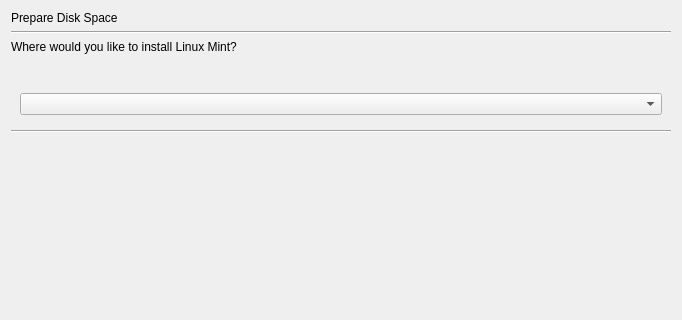
Above: gui/qt/stepPartAuto.ui from linuxmint/ubiquity before the change; both pictures show x 0 to 682 and y 0 to 320 of the 682 by 486 pixel window. Below: the same form after it.
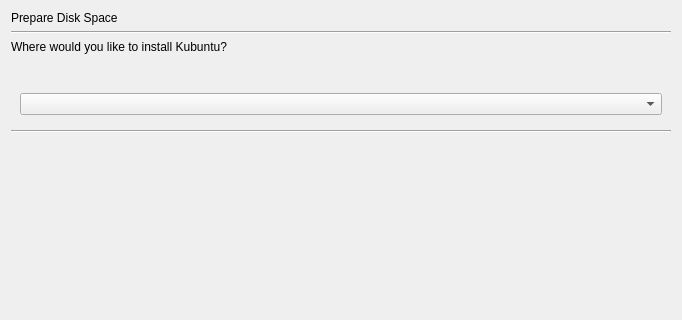
That is the form after the change.

```diff
--- a/gui/qt/stepPartAuto.ui
+++ b/gui/qt/stepPartAuto.ui
@@ -31,7 +31,7 @@
    <item>
     <widget class="QLabel" name="part_auto_comment_label">
      <property name="text">
-      <string>Where would you like to install Linux Mint?</string>
+      <string>Where would you like to install Kubuntu?</string>
      </property>
     </widget>
    </item>
```
